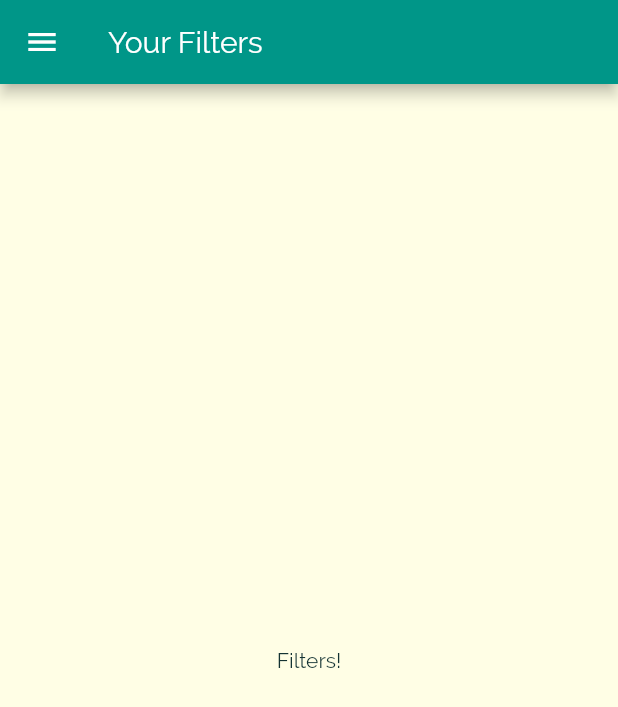
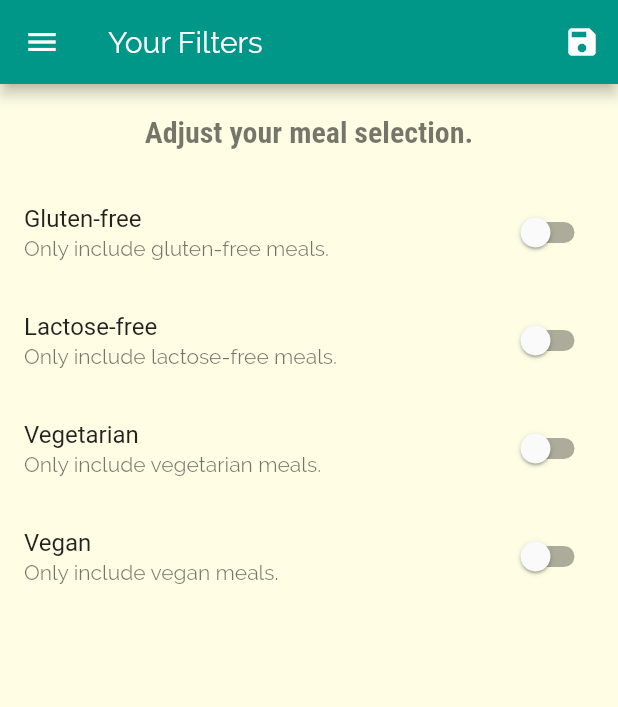
Before and after one commit to helenabd/meals_app, a Flutter app: the FiltersScreen screen opened by its route, on a phone screen of 412 x 824 dp. Shown: the top 707 px of the screen. Run offline on Flutter 3.47's test engine with Material 2 defaults, Android fonts, the phone set to English and light mode, and no system bars.

Commit message:
Filter Screen

```diff
--- a/lib/main.dart
+++ b/lib/main.dart
@@ -1,5 +1,7 @@
 import 'package:flutter/material.dart';
 
+import './dummy_data.dart';
+import './models/meal.dart';
 import './screens/filters_screen.dart';
 import './screens/tabs_screen.dart';
 import './screens/meal_detail_screen.dart';
@@ -8,7 +10,43 @@ import './screens/categories_screen.dart';
 
 void main() => runApp(MyApp());
 
-class MyApp extends StatelessWidget {
+class MyApp extends StatefulWidget {
+  @override
+  _MyAppState createState() => _MyAppState();
+}
+
+class _MyAppState extends State<MyApp> {
+  Map<String, bool> _filters = {
+    'gluten': false,
+    'lactose': false,
+    'vegetarian': false,
+    'vegan': false,
+  };
+
+  List<Meal> _availableMeals = DUMMY_MEALS;
+
+  void _setFilters(Map<String, bool> filterData) {
+    setState(() {
+      _filters = filterData;
+
+      _availableMeals = DUMMY_MEALS.where((meal) {
+        if (_filters['gluten'] && !meal.isGlutenFree) {
+          return false;
+        }
+        if (_filters['lactose'] && !meal.isLactoseFree) {
+          return false;
+        }
+        if (_filters['vegan'] && !meal.isVegan) {
+          return false;
+        }
+        if (_filters['vegetarian'] && !meal.isVegetarian) {
+          return false;
+        }
+        return true;
+      }).toList();
+    });
+  }
+
   @override
   Widget build(BuildContext context) {
     return MaterialApp(
@@ -35,9 +73,10 @@ class MyApp extends StatelessWidget {
       initialRoute: '/', // default is '/'
       routes: {
         '/': (ctx) => TabsScreen(),
-        CategoryMealsScreen.routeName: (ctx) => CategoryMealsScreen(),
+        CategoryMealsScreen.routeName: (ctx) =>
+            CategoryMealsScreen(_availableMeals),
         MealDetailScreen.routeName: (ctx) => MealDetailScreen(),
-        FiltersScreen.routeName: (ctx) => FiltersScreen(),
+        FiltersScreen.routeName: (ctx) => FiltersScreen(_filters, _setFilters),
       },
       // onGenerateRoute: (settings) {
       //   print(settings.arguments);
--- a/lib/screens/category_meals_screen.dart
+++ b/lib/screens/category_meals_screen.dart
@@ -1,11 +1,14 @@
 import 'package:flutter/material.dart';
 
 import '../widgets/meal_item.dart';
-import '../dummy_data.dart';
 import '../models/meal.dart';
 
 class CategoryMealsScreen extends StatefulWidget {
   static const routeName = '/category-meals';
+
+  final List<Meal> availableMeals;
+
+  CategoryMealsScreen(this.availableMeals);
 
   @override
   _CategoryMealsScreenState createState() => _CategoryMealsScreenState();
@@ -28,7 +31,7 @@ class _CategoryMealsScreenState extends State<CategoryMealsScreen> {
           ModalRoute.of(context).settings.arguments as Map<String, String>;
       categoryTitle = routeArgs['title'];
       final categoryId = routeArgs['id'];
-      displayedMeals = DUMMY_MEALS.where((meal) {
+      displayedMeals = widget.availableMeals.where((meal) {
         return meal.categories.contains(categoryId);
       }).toList();
 
--- a/lib/screens/filters_screen.dart
+++ b/lib/screens/filters_screen.dart
@@ -2,18 +2,123 @@ import 'package:flutter/material.dart';
 
 import '../widgets/main_drawer.dart';
 
-class FiltersScreen extends StatelessWidget {
+class FiltersScreen extends StatefulWidget {
   static const routeName = '/filters';
+
+  final Function saveFilters;
+  final Map<String, bool> currentFilter;
+
+  FiltersScreen(this.currentFilter, this.saveFilters);
+
+  @override
+  _FiltersScreenState createState() => _FiltersScreenState();
+}
+
+class _FiltersScreenState extends State<FiltersScreen> {
+  bool _glutenFree = false;
+  bool _vegetarian = false;
+  bool _vegan = false;
+  bool _lactoseFree = false;
+
+  @override
+  initState() {
+    _glutenFree = widget.currentFilter['gluten'];
+    _lactoseFree = widget.currentFilter['lactose'];
+    _vegetarian = widget.currentFilter['vegetarian'];
+    _vegan = widget.currentFilter['vegan'];
+
+    super.initState();
+  }
+
+  Widget _buildSwitchListTile(
+    String title,
+    String description,
+    bool currentValue,
+    Function updateValue,
+  ) {
+    return SwitchListTile(
+        title: Text(title),
+        subtitle: Text(description),
+        value: currentValue,
+        onChanged: updateValue);
+  }
 
   @override
   Widget build(BuildContext context) {
     return Scaffold(
       appBar: AppBar(
         title: Text('Your Filters'),
+        actions: <Widget>[
+          IconButton(
+            icon: Icon(Icons.save),
+            onPressed: () {
+              final selectedFilters = {
+                'gluten': _glutenFree,
+                'lactose': _lactoseFree,
+                'vegetarian': _vegetarian,
+                'vegan': _vegan,
+              };
+              widget.saveFilters(selectedFilters);
+            },
+          )
+        ],
       ),
       drawer: MainDrawer(),
-      body: Center(
-        child: Text('Filters!'),
+      body: Column(
+        children: <Widget>[
+          Container(
+            padding: EdgeInsets.all(20),
+            child: Text(
+              'Adjust your meal selection.',
+              style: Theme.of(context).textTheme.headline1,
+            ),
+          ),
+          Expanded(
+              child: ListView(
+            children: <Widget>[
+              _buildSwitchListTile(
+                'Gluten-free',
+                'Only include gluten-free meals.',
+                _glutenFree,
+                (newValue) {
+                  setState(() {
+                    _glutenFree = newValue;
+                  });
+                },
+              ),
+              _buildSwitchListTile(
+                'Lactose-free',
+                'Only include lactose-free meals.',
+                _lactoseFree,
+                (newValue) {
+                  setState(() {
+                    _lactoseFree = newValue;
+                  });
+                },
+              ),
+              _buildSwitchListTile(
+                'Vegetarian',
+                'Only include vegetarian meals.',
+                _vegetarian,
+                (newValue) {
+                  setState(() {
+                    _vegetarian = newValue;
+                  });
+                },
+              ),
+              _buildSwitchListTile(
+                'Vegan',
+                'Only include vegan meals.',
+                _vegan,
+                (newValue) {
+                  setState(() {
+                    _vegan = newValue;
+                  });
+                },
+              ),
+            ],
+          ))
+        ],
       ),
     );
   }
```
